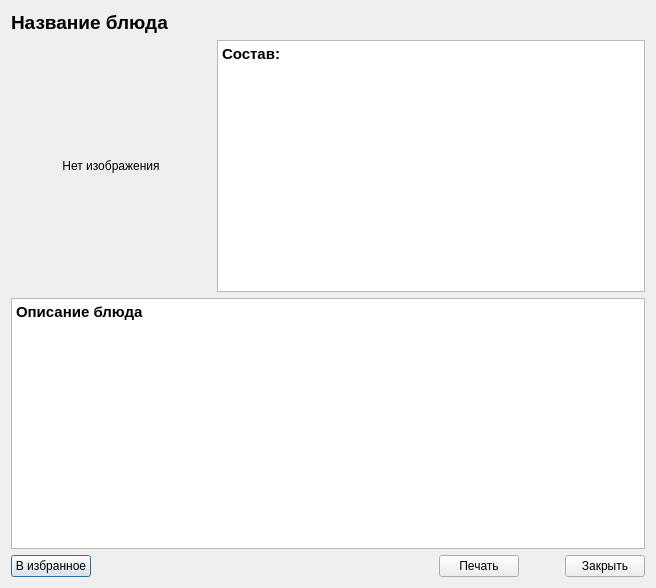
This is detaileddialog.ui in Dr-Neiron/QtCookBook as Qt 5 draws it before an edit. The edited form follows.
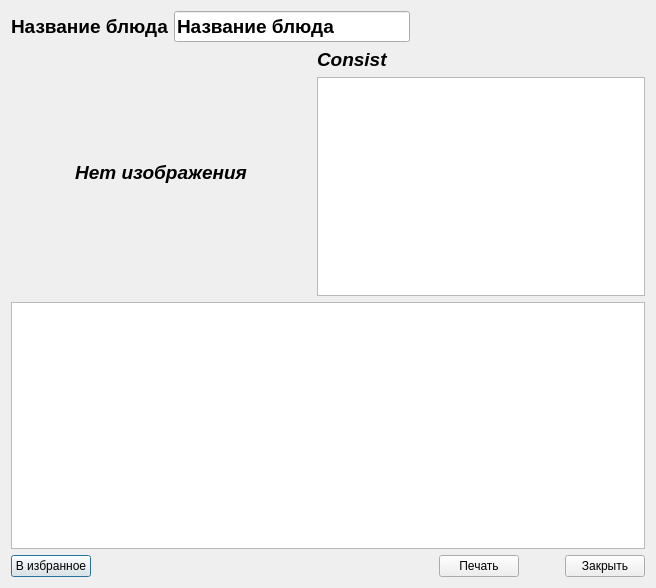
This is the edited form.

What changed in the file:
```diff
--- a/detaileddialog.ui
+++ b/detaileddialog.ui
@@ -13,7 +13,7 @@
   <property name="windowTitle">
    <string>Подробное описание</string>
   </property>
-  <layout class="QVBoxLayout" name="verticalLayout">
+  <layout class="QVBoxLayout" name="verticalLayout_2">
    <item>
     <layout class="QHBoxLayout" name="horizontalLayout">
      <item>
@@ -22,6 +22,7 @@
         <font>
          <pointsize>14</pointsize>
          <weight>75</weight>
+         <italic>false</italic>
          <bold>true</bold>
         </font>
        </property>
@@ -30,6 +31,29 @@
        </property>
       </widget>
      </item>
+     <item>
+      <widget class="QLineEdit" name="name_lineEdit">
+       <property name="maximumSize">
+        <size>
+         <width>300</width>
+         <height>16777215</height>
+        </size>
+       </property>
+       <property name="font">
+        <font>
+         <pointsize>14</pointsize>
+         <weight>75</weight>
+         <bold>true</bold>
+        </font>
+       </property>
+       <property name="text">
+        <string>Название блюда</string>
+       </property>
+       <property name="readOnly">
+        <bool>false</bool>
+       </property>
+      </widget>
+     </item>
      <item>
       <spacer name="horizontalSpacer">
        <property name="orientation">
@@ -46,15 +70,29 @@
     </layout>
    </item>
    <item>
-    <layout class="QHBoxLayout" name="horizontalLayout_3">
+    <layout class="QHBoxLayout" name="horizontalLayout_4">
      <item>
       <widget class="QLabel" name="image_label">
        <property name="minimumSize">
         <size>
-         <width>200</width>
-         <height>200</height>
+         <width>300</width>
+         <height>248</height>
         </size>
        </property>
+       <property name="maximumSize">
+        <size>
+         <width>300</width>
+         <height>248</height>
+        </size>
+       </property>
+       <property name="font">
+        <font>
+         <pointsize>14</pointsize>
+         <weight>75</weight>
+         <italic>true</italic>
+         <bold>true</bold>
+        </font>
+       </property>
        <property name="frameShadow">
         <enum>QFrame::Plain</enum>
        </property>
@@ -67,26 +105,57 @@
       </widget>
      </item>
      <item>
-      <widget class="QTextBrowser" name="consist_textBrowser">
-       <property name="html">
-        <string>&lt;!DOCTYPE HTML PUBLIC &quot;-//W3C//DTD HTML 4.0//EN&quot; &quot;http://www.w3.org/TR/REC-html40/strict.dtd&quot;&gt;
-&lt;html&gt;&lt;head&gt;&lt;meta name=&quot;qrichtext&quot; content=&quot;1&quot; /&gt;&lt;style type=&quot;text/css&quot;&gt;
-p, li { white-space: pre-wrap; }
-&lt;/style&gt;&lt;/head&gt;&lt;body style=&quot; font-family:'Ubuntu'; font-size:11pt; font-weight:400; font-style:normal;&quot;&gt;
-&lt;p style=&quot; margin-top:0px; margin-bottom:0px; margin-left:0px; margin-right:0px; -qt-block-indent:0; text-indent:0px;&quot;&gt;&lt;span style=&quot; font-weight:600;&quot;&gt;Состав:&lt;/span&gt;&lt;/p&gt;&lt;/body&gt;&lt;/html&gt;</string>
-       </property>
-      </widget>
+      <layout class="QVBoxLayout" name="verticalLayout">
+       <item>
+        <layout class="QHBoxLayout" name="horizontalLayout_3">
+         <item>
+          <widget class="QLabel" name="label">
+           <property name="font">
+            <font>
+             <pointsize>14</pointsize>
+             <weight>75</weight>
+             <italic>true</italic>
+             <bold>true</bold>
+            </font>
+           </property>
+           <property name="text">
+            <string>Consist</string>
+           </property>
+          </widget>
+         </item>
+         <item>
+          <spacer name="horizontalSpacer_4">
+           <property name="orientation">
+            <enum>Qt::Horizontal</enum>
+           </property>
+           <property name="sizeHint" stdset="0">
+            <size>
+             <width>40</width>
+             <height>20</height>
+            </size>
+           </property>
+          </spacer>
+         </item>
+        </layout>
+       </item>
+       <item>
+        <widget class="QPlainTextEdit" name="consist_plainTextEdit">
+         <property name="readOnly">
+          <bool>true</bool>
+         </property>
+        </widget>
+       </item>
+      </layout>
      </item>
     </layout>
    </item>
    <item>
-    <widget class="QTextBrowser" name="description_textBrowser">
-     <property name="html">
-      <string>&lt;!DOCTYPE HTML PUBLIC &quot;-//W3C//DTD HTML 4.0//EN&quot; &quot;http://www.w3.org/TR/REC-html40/strict.dtd&quot;&gt;
-&lt;html&gt;&lt;head&gt;&lt;meta name=&quot;qrichtext&quot; content=&quot;1&quot; /&gt;&lt;style type=&quot;text/css&quot;&gt;
-p, li { white-space: pre-wrap; }
-&lt;/style&gt;&lt;/head&gt;&lt;body style=&quot; font-family:'Ubuntu'; font-size:11pt; font-weight:400; font-style:normal;&quot;&gt;
-&lt;p style=&quot; margin-top:0px; margin-bottom:0px; margin-left:0px; margin-right:0px; -qt-block-indent:0; text-indent:0px;&quot;&gt;&lt;span style=&quot; font-weight:600;&quot;&gt;Описание блюда&lt;/span&gt;&lt;/p&gt;&lt;/body&gt;&lt;/html&gt;</string>
+    <widget class="QPlainTextEdit" name="description_plainTextEdit">
+     <property name="readOnly">
+      <bool>true</bool>
+     </property>
+     <property name="backgroundVisible">
+      <bool>false</bool>
      </property>
     </widget>
    </item>
```
Left out of the diff: 4 changed lines with no effect on the pictures.
